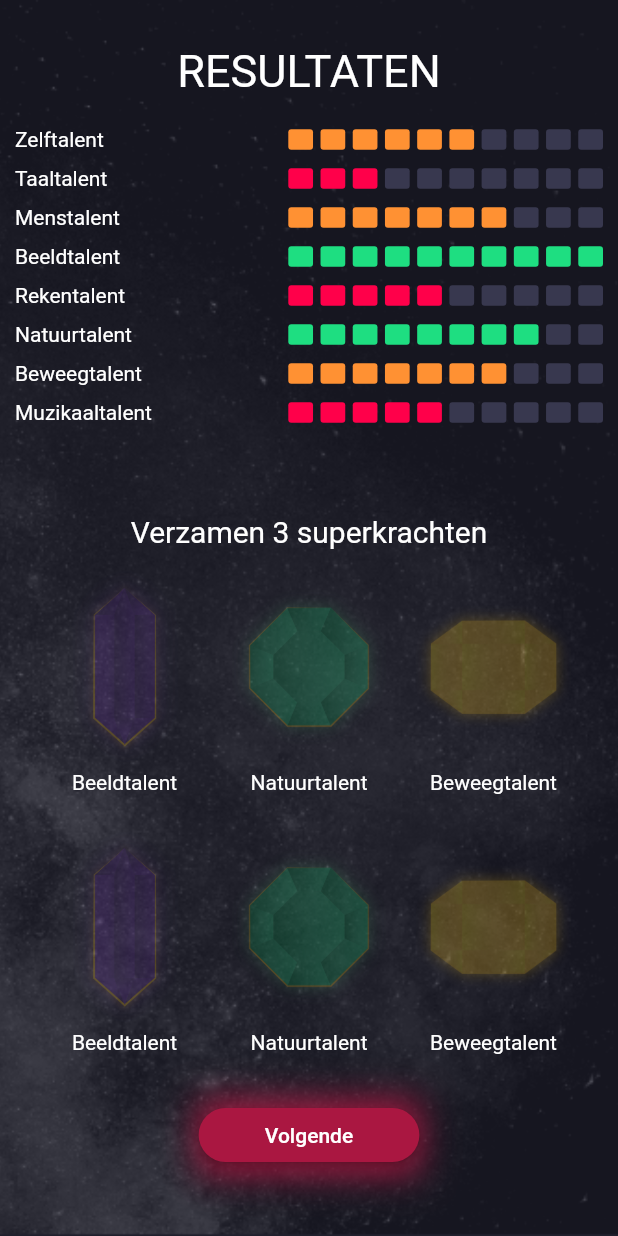
After one commit to LimitedDani/TweensTalent-Front-end, a Flutter app: the ResultPage screen opened by its route, on a phone screen of 412 x 824 dp. The commit adds this screen. Run offline on Flutter 3.47's test engine with Material 2 defaults, Android fonts, the phone set to English and light mode, and no system bars; our stand-ins replace auto_size_text, shared_preferences; accounts and stored records are empty.

Commit message:
Results page

```diff
--- /dev/null
+++ b/lib/components/result.dart
@@ -0,0 +1,114 @@
+import 'package:flutter/material.dart';
+import 'dart:math';
+import 'package:tweenstalent/components/scoreDots.dart';
+
+import 'package:shared_preferences/shared_preferences.dart';
+import 'package:tweenstalent/utils.dart' as utils;
+class Result extends StatefulWidget {
+  Result();
+
+  @override
+  _ResultState createState() => _ResultState();
+}
+
+class _ResultState extends State<Result> {
+  @override
+  void initState() {
+    super.initState();
+  }
+
+  Widget build(BuildContext context) {
+    return                     new Column(
+      children: <Widget>[
+        new Row(
+          mainAxisAlignment: MainAxisAlignment.spaceBetween,
+          mainAxisSize: MainAxisSize.max,
+          children: <Widget>[
+            new Text("Zelftalent", style: TextStyle(color: Colors.white,)),
+            scoreDots(score: 6),
+          ],
+        ),
+        new SizedBox(
+          height: 10,
+        ),
+        new Row(
+          mainAxisAlignment: MainAxisAlignment.spaceBetween,
+          mainAxisSize: MainAxisSize.max,
+          children: <Widget>[
+            new Text("Taaltalent", style: TextStyle(color: Colors.white),),
+            scoreDots(score: 3),
+          ],
+        ),
+        new SizedBox(
+          height: 10,
+        ),
+        new Row(
+          mainAxisAlignment: MainAxisAlignment.spaceBetween,
+          mainAxisSize: MainAxisSize.max,
+          children: <Widget>[
+            new Text("Menstalent", style: TextStyle(color: Colors.white),),
+            scoreDots(score: 7),
+          ],
+        ),
+        new SizedBox(
+          height: 10,
+        ),
+        new Row(
+          mainAxisAlignment: MainAxisAlignment.spaceBetween,
+          mainAxisSize: MainAxisSize.max,
+          children: <Widget>[
+            new Text("Beeldtalent", style: TextStyle(color: Colors.white),),
+            scoreDots(score: 10),
+          ],
+        ),
+        new SizedBox(
+          height: 10,
+        ),
+        new Row(
+          mainAxisAlignment: MainAxisAlignment.spaceBetween,
+          mainAxisSize: MainAxisSize.max,
+          children: <Widget>[
+            new Text("Rekentalent", style: TextStyle(color: Colors.white),),
+            scoreDots(score: 5),
+          ],
+        ),
+        new SizedBox(
+          height: 10,
+        ),
+        new Row(
+          mainAxisAlignment: MainAxisAlignment.spaceBetween,
+          mainAxisSize: MainAxisSize.max,
+          children: <Widget>[
+            new Text("Natuurtalent", style: TextStyle(color: Colors.white),),
+            scoreDots(score: 8),
+          ],
+        ),
+        new SizedBox(
+          height: 10,
+        ),
+        new Row(
+          mainAxisAlignment: MainAxisAlignment.spaceBetween,
+          mainAxisSize: MainAxisSize.max,
+          children: <Widget>[
+            new Text("Beweegtalent", style: TextStyle(color: Colors.white),),
+            scoreDots(score: 7),
+          ],
+        ),
+        new SizedBox(
+          height: 10,
+        ),
+        new Row(
+          mainAxisAlignment: MainAxisAlignment.spaceBetween,
+          mainAxisSize: MainAxisSize.max,
+          children: <Widget>[
+            new Text("Muzikaaltalent", style: TextStyle(color: Colors.white),),
+            scoreDots(score: 5),
+          ],
+        ),
+        new SizedBox(
+          height: 10,
+        ),
+      ],
+    );
+  }
+}
--- /dev/null
+++ b/lib/components/scoreDots.dart
@@ -0,0 +1,126 @@
+import 'package:flutter/material.dart';
+import 'dart:math';
+import 'package:shared_preferences/shared_preferences.dart';
+import 'package:tweenstalent/utils.dart' as utils;
+class scoreDots extends StatefulWidget {
+  int score;
+  scoreDots(
+      {@required this.score});
+
+  @override
+  _scoreDotsState createState() => _scoreDotsState();
+}
+
+class _scoreDotsState extends State<scoreDots> {
+  Color color;
+  int width = 25;
+  int height = 60;
+
+  @override
+  void initState() {
+    if(widget.score <= 5) {
+      color = utils.HexColor("#FF004A");
+    } else if(widget.score > 5 && widget.score < 8) {
+      color = utils.HexColor("#FF9133");
+    } else if(widget.score >= 8 && widget.score <= 10) {
+      color = utils.HexColor("#1EDE81");
+    }
+    super.initState();
+  }
+
+  Widget build(BuildContext context) {
+    return new Row(
+      children: <Widget>[
+        new Container(
+          margin: EdgeInsets.only(left: 5, right: 5),
+          width: MediaQuery.of(context).size.width / width,
+          height: MediaQuery.of(context).size.height / height,
+          decoration: new BoxDecoration(
+            color: 1 <= widget.score ? color : utils.HexColor("#38384F"),
+            borderRadius: new BorderRadius.all(Radius.circular(2)),
+          ),
+        ),
+        new Container(
+          margin: EdgeInsets.only(right: 5),
+          width: MediaQuery.of(context).size.width / width,
+          height: MediaQuery.of(context).size.height / height,
+          decoration: new BoxDecoration(
+            color: 2 <= widget.score ? color : utils.HexColor("#38384F"),
+            borderRadius: new BorderRadius.all(Radius.circular(2)),
+          ),
+        ),
+        new Container(
+          margin: EdgeInsets.only(right: 5),
+          width: MediaQuery.of(context).size.width / width,
+          height: MediaQuery.of(context).size.height / height,
+          decoration: new BoxDecoration(
+            color: 3 <= widget.score ? color : utils.HexColor("#38384F"),
+            borderRadius: new BorderRadius.all(Radius.circular(2)),
+          ),
+        ),
+        new Container(
+          margin: EdgeInsets.only(right: 5),
+          width: MediaQuery.of(context).size.width / width,
+          height: MediaQuery.of(context).size.height / height,
+          decoration: new BoxDecoration(
+            color: 4 <= widget.score ? color : utils.HexColor("#38384F"),
+            borderRadius: new BorderRadius.all(Radius.circular(2)),
+          ),
+        ),
+        new Container(
+          margin: EdgeInsets.only(right: 5),
+          width: MediaQuery.of(context).size.width / width,
+          height: MediaQuery.of(context).size.height / height,
+          decoration: new BoxDecoration(
+            color: 5 <= widget.score ? color : utils.HexColor("#38384F"),
+            borderRadius: new BorderRadius.all(Radius.circular(2)),
+          ),
+        ),
+        new Container(
+          margin: EdgeInsets.only(right: 5),
+          width: MediaQuery.of(context).size.width / width,
+          height: MediaQuery.of(context).size.height / height,
+          decoration: new BoxDecoration(
+            color: 6 <= widget.score ? color : utils.HexColor("#38384F"),
+            borderRadius: new BorderRadius.all(Radius.circular(2)),
+          ),
+        ),
+        new Container(
+          margin: EdgeInsets.only(right: 5),
+          width: MediaQuery.of(context).size.width / width,
+          height: MediaQuery.of(context).size.height / height,
+          decoration: new BoxDecoration(
+            color: 7 <= widget.score ? color : utils.HexColor("#38384F"),
+            borderRadius: new BorderRadius.all(Radius.circular(2)),
+          ),
+        ),
+        new Container(
+          margin: EdgeInsets.only(right: 5),
+          width: MediaQuery.of(context).size.width / width,
+          height: MediaQuery.of(context).size.height / height,
+          decoration: new BoxDecoration(
+            color: 8 <= widget.score ? color : utils.HexColor("#38384F"),
+            borderRadius: new BorderRadius.all(Radius.circular(2)),
+          ),
+        ),
+        new Container(
+          margin: EdgeInsets.only(right: 5),
+          width: MediaQuery.of(context).size.width / width,
+          height: MediaQuery.of(context).size.height / height,
+          decoration: new BoxDecoration(
+            color: 9 <= widget.score ? color : utils.HexColor("#38384F"),
+            borderRadius: new BorderRadius.all(Radius.circular(2)),
+          ),
+        ),
+        new Container(
+          width: MediaQuery.of(context).size.width / width,
+          height: MediaQuery.of(context).size.height / height,
+          decoration: new BoxDecoration(
+            color: 10 <= widget.score ? color : utils.HexColor("#38384F"),
+            borderRadius: new BorderRadius.all(Radius.circular(2)),
+          ),
+        )
+      ],
+    );
+  }
+}
--- /dev/null
+++ b/lib/enum/SuperPower.dart
@@ -0,0 +1,10 @@
+enum SuperPower {
+  Zelftalent,
+  Taaltalent,
+  Menstalent,
+  Beeldtalent,
+  Rekentalent,
+  Natuurtalent,
+  Beweegtalent,
+  Muzikaaltalent,
+}
--- a/lib/main.dart
+++ b/lib/main.dart
@@ -5,6 +5,7 @@ import 'package:tweenstalent/pages/register.dart';
 import 'package:tweenstalent/pages/forgotpassword.dart';
 import 'package:tweenstalent/pages/home.dart';
 import 'package:tweenstalent/pages/questions.dart';
+import 'package:tweenstalent/pages/results.dart';
 import 'package:tweenstalent/utils.dart' as utils;
 import 'package:auto_size_text/auto_size_text.dart';
 
@@ -26,6 +27,7 @@ class MyApp extends StatelessWidget {
         '/register': (BuildContext context) => RegisterPage(),
         '/forgotpassword': (BuildContext context) => ForgotPasswordPage(),
         '/home': (BuildContext context) => HomePage(),
+        '/results': (BuildContext context) => ResultPage(),
         '/questions/natuurtalent': (BuildContext context) => QuestionPage(
             title: AutoSizeText.rich(
               TextSpan(
--- a/lib/pages/home.dart
+++ b/lib/pages/home.dart
@@ -187,6 +187,20 @@ class _HomePageState extends State<HomePage> {
             )),
       ];
     });
+    utils.countCompletedTalents([
+      "natuurtalent",
+      "beeldtalent",
+      "beweegtalent",
+      "menstalent",
+      "zelftalent",
+      "taaltalent",
+      "muziektalent",
+      "rekentalent"
+    ]).then((result) {
+      if(result == 8) {
+        Navigator.of(context).pushReplacementNamed("/results");
+      }
+    });
     super.initState();
   }
 
@@ -201,6 +215,10 @@ class _HomePageState extends State<HomePage> {
       "muziektalent",
       "rekentalent"
     ]).then((result) {
+      if(result == 8) {
+        Navigator.of(context).pushReplacementNamed("/results");
+        return;
+      }
       customSmallOverlay = new CustomOverlaySmall(
         overlayEntry: overlayEntry,
         child: new Column(
--- /dev/null
+++ b/lib/pages/results.dart
@@ -0,0 +1,280 @@
+import 'package:flutter/material.dart';
+import 'package:tweenstalent/utils.dart' as utils;
+import 'package:tweenstalent/pages/login.dart';
+import 'package:tweenstalent/pages/register.dart';
+import 'package:tweenstalent/components/dots.dart';
+import 'package:tweenstalent/components/result.dart';
+import 'package:tweenstalent/overlay/customOverlaySmall.dart';
+import 'package:shared_preferences/shared_preferences.dart';
+import 'package:tweenstalent/enum/SuperPower.dart';
+class ResultPage extends StatefulWidget {
+  ResultPage({Key key}) : super(key: key);
+
+  @override
+  _ResultPageState createState() => _ResultPageState();
+}
+
+class _ResultPageState extends State<ResultPage> {
+  @override
+  void initState() {
+    super.initState();
+  }
+  double one = 0.25;
+  double two = 0.25;
+  double three = 0.25;
+
+
+  @override
+  Widget build(BuildContext context) {
+    return Scaffold(
+        body: new Material(
+            child: new SingleChildScrollView(
+      child: new Container(
+          decoration: new BoxDecoration(
+            image: new DecorationImage(
+              image: new AssetImage("assets/background.png"),
+              fit: BoxFit.cover,
+            ),
+          ),
+          width: MediaQuery.of(context).size.width,
+          child: new Stack(children: <Widget>[
+            new Container(
+                margin: EdgeInsets.only(left: 10, right: 10),
+                height: MediaQuery.of(context).size.height,
+                width: MediaQuery.of(context).size.width,
+                child: new Column(
+                  mainAxisSize: MainAxisSize.max,
+                  mainAxisAlignment: MainAxisAlignment.start,
+                  crossAxisAlignment: CrossAxisAlignment.center,
+                  children: <Widget>[
+                    new Container(
+                      padding: EdgeInsets.only(top: 30),
+                      width: MediaQuery.of(context).size.width,
+                      child: new Text(
+                        "Resultaten"?.toUpperCase(),
+                        textAlign: TextAlign.center,
+                        style: TextStyle(color: Colors.white, fontSize: 30.0),
+                      ),
+                    ),
+                    new SizedBox(
+                      height: 20.0,
+                    ),
+                    Result(),
+                    new SizedBox(
+                      height: 20.0,
+                    ),
+                    new Container(
+                      padding: EdgeInsets.only(top: 30),
+                      width: MediaQuery.of(context).size.width,
+                      child: new Text(
+                        "Verzamen 3 superkrachten",
+                        textAlign: TextAlign.center,
+                        style: TextStyle(color: Colors.white, fontSize: 20.0),
+                      ),
+                    ),
+                    new Row(
+                      mainAxisAlignment: MainAxisAlignment.center,
+                      children: <Widget>[
+                        new GestureDetector(
+                          onTap: () {
+                            setState(() {
+                              one = one == 0.25 ? 1.0 : 0.25;
+                            });
+                          },
+                          child: new Container(
+                            margin: EdgeInsets.all(10),
+                            width: MediaQuery.of(context).size.width / 4,
+                            child: new Column(
+                              children: <Widget>[
+                                new Opacity(
+                                  opacity: one,
+                                  child: new Image(
+                                    image: AssetImage("assets/purple.png"),
+                                    fit: BoxFit.contain,
+                                    height:
+                                    MediaQuery.of(context).size.height / 6,
+                                  ),
+                                ),
+                                new Text(
+                                  "Beeldtalent",
+                                  style: TextStyle(color: Colors.white),
+                                )
+                              ],
+                            ),
+                          ),
+                        ),
+                        new GestureDetector(
+                          onTap: () {
+                            setState(() {
+                              two = two == 0.25 ? 1.0 : 0.25;
+                            });
+                          },
+                          child: new Container(
+                            margin: EdgeInsets.all(10),
+                            width: MediaQuery.of(context).size.width / 4,
+                            child: new Column(
+                              children: <Widget>[
+                                new Opacity(
+                                  opacity: two,
+                                  child: new Image(
+                                    image: AssetImage("assets/green.png"),
+                                    fit: BoxFit.contain,
+                                    height:
+                                    MediaQuery.of(context).size.height / 6,
+                                  ),
+                                ),
+                                new Text(
+                                  "Natuurtalent",
+                                  style: TextStyle(color: Colors.white),
+                                )
+                              ],
+                            ),
+                          ),
+                        ),
+                        new GestureDetector(
+                          onTap: () {
+                            setState(() {
+                              three = three == 0.25 ? 1.0 : 0.25;
+                            });
+                          },
+                          child: new Container(
+                            margin: EdgeInsets.all(10),
+                            width: MediaQuery.of(context).size.width / 4,
+                            child: new Column(
+                              children: <Widget>[
+                                new Opacity(
+                                  opacity: three,
+                                  child: new Image(
+                                    image: AssetImage("assets/yellow.png"),
+                                    fit: BoxFit.contain,
+                                    height:
+                                    MediaQuery.of(context).size.height / 6,
+                                  ),
+                                ),
+                                new Text(
+                                  "Beweegtalent",
+                                  style: TextStyle(color: Colors.white),
+                                )
+                              ],
+                            ),
+                          ),
+                        ),
+                      ],
+                    ),
+                    new Row(
+                      mainAxisAlignment: MainAxisAlignment.center,
+                      children: <Widget>[
+                        new GestureDetector(
+                          onTap: () {
+                            setState(() {
+                              one = one == 0.25 ? 1.0 : 0.25;
+                            });
+                          },
+                          child: new Container(
+                            margin: EdgeInsets.all(10),
+                            width: MediaQuery.of(context).size.width / 4,
+                            child: new Column(
+                              children: <Widget>[
+                                new Opacity(
+                                  opacity: one,
+                                  child: new Image(
+                                    image: AssetImage("assets/purple.png"),
+                                    fit: BoxFit.contain,
+                                    height:
+                                        MediaQuery.of(context).size.height / 6,
+                                  ),
+                                ),
+                                new Text(
+                                  "Beeldtalent",
+                                  style: TextStyle(color: Colors.white),
+                                )
+                              ],
+                            ),
+                          ),
+                        ),
+                        new GestureDetector(
+                          onTap: () {
+                            setState(() {
+                              two = two == 0.25 ? 1.0 : 0.25;
+                            });
+                          },
+                          child: new Container(
+                            margin: EdgeInsets.all(10),
+                            width: MediaQuery.of(context).size.width / 4,
+                            child: new Column(
+                              children: <Widget>[
+                                new Opacity(
+                                  opacity: two,
+                                  child: new Image(
+                                    image: AssetImage("assets/green.png"),
+                                    fit: BoxFit.contain,
+                                    height:
+                                    MediaQuery.of(context).size.height / 6,
+                                  ),
+                                ),
+                                new Text(
+                                  "Natuurtalent",
+                                  style: TextStyle(color: Colors.white),
+                                )
+                              ],
+                            ),
+                          ),
+                        ),
+                        new GestureDetector(
+                          onTap: () {
+                            setState(() {
+                              three = three == 0.25 ? 1.0 : 0.25;
+                            });
+                          },
+                          child: new Container(
+                            margin: EdgeInsets.all(10),
+                            width: MediaQuery.of(context).size.width / 4,
+                            child: new Column(
+                              children: <Widget>[
+                                new Opacity(
+                                  opacity: three,
+                                  child: new Image(
+                                    image: AssetImage("assets/yellow.png"),
+                                    fit: BoxFit.contain,
+                                    height:
+                                    MediaQuery.of(context).size.height / 6,
+                                  ),
+                                ),
+                                new Text(
+                                  "Beweegtalent",
+                                  style: TextStyle(color: Colors.white),
+                                )
+                              ],
+                            ),
+                          ),
+                        ),
+                      ],
+                    ),
+                    new Container(
+                      width: MediaQuery.of(context).size.width / 2.8,
+                      decoration: BoxDecoration(boxShadow: [
+                        BoxShadow(
+                          color: utils.HexColor("#AA1741"),
+                          offset: Offset(0.0, 1.5),
+                          blurRadius: 20.0,
+                        ),
+                      ]),
+                      child: new RaisedButton(
+                        child: new Text(
+                          'Volgende',
+                          style: new TextStyle(color: Colors.white),
+                        ),
+                        shape: new RoundedRectangleBorder(
+                            borderRadius:
+                            new BorderRadius.circular(30.0)),
+                        onPressed: () {Navigator.pushReplacementNamed(context, "/home");},
+                        color: utils.HexColor("#AA1741"),
+                      ),
+                      margin: new EdgeInsets.only(top: 20.0),
+                    ),
+                  ],
+                )),
+          ])),
+    )));
+  }
+}
--- a/pubspec.yaml
+++ b/pubspec.yaml
@@ -21,6 +21,9 @@ dependencies:
   cupertino_icons: ^0.1.2
   shared_preferences: ^0.5.1+1
   auto_size_text: ^1.0.0
+  path_provider: 0.4.1
+  barcode_scan: ^0.0.4
+  qr_flutter: ^1.1.1
 dev_dependencies:
   flutter_test:
     sdk: flutter
```
Also changed, not shown: 3 other files.
